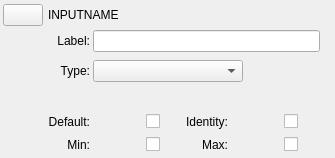
Old version of the form examples/Qt/ISFEditor/JSONGUI/JSONGUIInputColorWidget.ui in the repository mrRay/VVISF-GL.
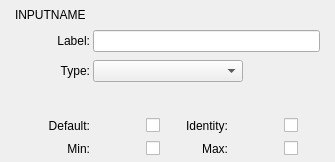
New version of the form. Icons and pictures are not drawn. Custom widgets are drawn as their Qt base class.

```diff
--- a/examples/Qt/ISFEditor/JSONGUI/JSONGUIInputColorWidget.ui
+++ b/examples/Qt/ISFEditor/JSONGUI/JSONGUIInputColorWidget.ui
@@ -7,7 +7,7 @@
     <x>0</x>
     <y>0</y>
     <width>335</width>
-    <height>158</height>
+    <height>162</height>
    </rect>
   </property>
   <property name="windowTitle">
@@ -41,19 +41,6 @@
        </property>
       </widget>
      </item>
-     <item row="0" column="0">
-      <widget class="QPushButton" name="pushButton">
-       <property name="sizePolicy">
-        <sizepolicy hsizetype="Fixed" vsizetype="Fixed">
-         <horstretch>0</horstretch>
-         <verstretch>0</verstretch>
-        </sizepolicy>
-       </property>
-       <property name="text">
-        <string/>
-       </property>
-      </widget>
-     </item>
      <item row="0" column="2">
       <widget class="QLabelClickable" name="deleteLabel">
        <property name="sizePolicy">
@@ -85,6 +72,25 @@
        </property>
       </widget>
      </item>
+     <item row="0" column="0">
+      <widget class="QLabelDrag" name="dragLabel">
+       <property name="maximumSize">
+        <size>
+         <width>24</width>
+         <height>24</height>
+        </size>
+       </property>
+       <property name="text">
+        <string/>
+       </property>
+       <property name="pixmap">
+        <pixmap resource="../resources.qrc">:/resources/JSONRearrangeButtonImg.png</pixmap>
+       </property>
+       <property name="scaledContents">
+        <bool>true</bool>
+       </property>
+      </widget>
+     </item>
     </layout>
    </item>
    <item>
@@ -364,6 +370,11 @@
    <extends>QLabel</extends>
    <header>QLabelClickable.h</header>
   </customwidget>
+  <customwidget>
+   <class>QLabelDrag</class>
+   <extends>QLabel</extends>
+   <header>QLabelDrag.h</header>
+  </customwidget>
  </customwidgets>
  <resources>
   <include location="../resources.qrc"/>
```
